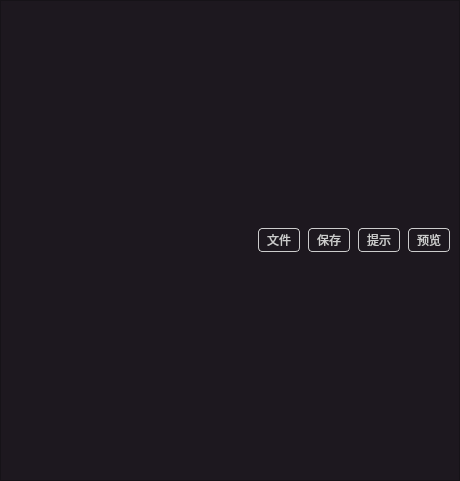
Qt form Client/source/feint/pane/markdown/markdown.ui (feint123/Emoji) before a commit.
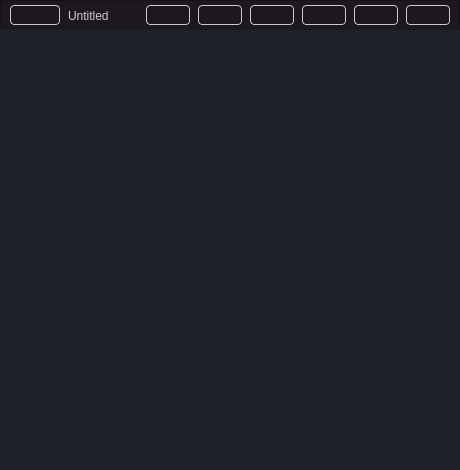
The same form after that commit. Custom widgets are drawn as their Qt base class.

The edit to the form file:
```diff
--- a/Client/source/feint/pane/markdown/markdown.ui
+++ b/Client/source/feint/pane/markdown/markdown.ui
@@ -7,30 +7,21 @@
     <x>0</x>
     <y>0</y>
     <width>460</width>
-    <height>481</height>
+    <height>470</height>
    </rect>
   </property>
   <property name="windowTitle">
    <string>Form</string>
   </property>
-  <layout class="QVBoxLayout" name="verticalLayout">
-   <property name="spacing">
-    <number>0</number>
-   </property>
-   <property name="leftMargin">
-    <number>0</number>
-   </property>
-   <property name="topMargin">
-    <number>0</number>
-   </property>
-   <property name="rightMargin">
-    <number>0</number>
-   </property>
-   <property name="bottomMargin">
-    <number>0</number>
-   </property>
-   <item>
     <widget class="QFrame" name="frame">
+   <property name="geometry">
+    <rect>
+     <x>0</x>
+     <y>0</y>
+     <width>460</width>
+     <height>31</height>
+    </rect>
+   </property>
      <property name="styleSheet">
       <string notr="true">#frame{
 	background:#1d181f;
@@ -63,6 +54,47 @@
       <property name="bottomMargin">
        <number>4</number>
       </property>
+    <item>
+     <widget class="FToogleButton" name="fToogleButton">
+      <property name="sizePolicy">
+       <sizepolicy hsizetype="Fixed" vsizetype="Fixed">
+        <horstretch>0</horstretch>
+        <verstretch>0</verstretch>
+       </sizepolicy>
+      </property>
+      <property name="minimumSize">
+       <size>
+        <width>0</width>
+        <height>0</height>
+       </size>
+      </property>
+      <property name="checkable">
+       <bool>true</bool>
+      </property>
+      <property name="toggleColor">
+       <string>#404244</string>
+      </property>
+      <property name="onBgColor">
+       <string>#d3cccd</string>
+      </property>
+      <property name="offBgColor">
+       <string>#1d181f</string>
+      </property>
+      <property name="arcRadius">
+       <number>8</number>
+      </property>
+     </widget>
+    </item>
+    <item>
+     <widget class="QLabel" name="titleLab">
+      <property name="styleSheet">
+       <string notr="true">color:#ccc;</string>
+      </property>
+      <property name="text">
+       <string>Untitled</string>
+      </property>
+     </widget>
+    </item>
       <item>
        <spacer name="horizontalSpacer">
         <property name="orientation">
@@ -77,38 +109,225 @@
        </spacer>
       </item>
       <item>
-       <widget class="QPushButton" name="fileBtn">
+     <widget class="FButton" name="shareBtn">
+      <property name="minimumSize">
+       <size>
+        <width>44</width>
+        <height>20</height>
+       </size>
+      </property>
+      <property name="toolTip">
+       <string>分享</string>
+      </property>
         <property name="text">
+       <string/>
+      </property>
+      <property name="iconSize">
+       <size>
+        <width>14</width>
+        <height>14</height>
+       </size>
+      </property>
+      <property name="borderRadius">
+       <number>4</number>
+      </property>
+      <property name="bgColor">
+       <string>#404244</string>
+      </property>
+      <property name="maxShadow">
+       <number>15</number>
+      </property>
+     </widget>
+    </item>
+    <item>
+     <widget class="FButton" name="newBtn">
+      <property name="minimumSize">
+       <size>
+        <width>44</width>
+        <height>20</height>
+       </size>
+      </property>
+      <property name="toolTip">
+       <string>新建</string>
+      </property>
+      <property name="text">
+       <string/>
+      </property>
+      <property name="iconSize">
+       <size>
+        <width>14</width>
+        <height>14</height>
+       </size>
+      </property>
+      <property name="borderRadius">
+       <number>4</number>
+      </property>
+      <property name="bgColor">
+       <string>#404244</string>
+      </property>
+      <property name="maxShadow">
+       <number>15</number>
+      </property>
+     </widget>
+    </item>
+    <item>
+     <widget class="FButton" name="fileBtn">
+      <property name="minimumSize">
+       <size>
+        <width>44</width>
+        <height>20</height>
+       </size>
+      </property>
+      <property name="toolTip">
          <string>文件</string>
         </property>
+      <property name="text">
+       <string/>
+      </property>
+      <property name="iconSize">
+       <size>
+        <width>14</width>
+        <height>14</height>
+       </size>
+      </property>
+      <property name="borderRadius">
+       <number>4</number>
+      </property>
+      <property name="bgColor">
+       <string>#404244</string>
+      </property>
+      <property name="maxShadow">
+       <number>15</number>
+      </property>
        </widget>
       </item>
       <item>
-       <widget class="QPushButton" name="saveBtn">
-        <property name="text">
+     <widget class="FButton" name="saveBtn">
+      <property name="minimumSize">
+       <size>
+        <width>44</width>
+        <height>20</height>
+       </size>
+      </property>
+      <property name="toolTip">
          <string>保存</string>
         </property>
+      <property name="text">
+       <string/>
+      </property>
+      <property name="iconSize">
+       <size>
+        <width>14</width>
+        <height>14</height>
+       </size>
+      </property>
+      <property name="borderRadius">
+       <number>4</number>
+      </property>
+      <property name="bgColor">
+       <string>#404244</string>
+      </property>
+      <property name="maxShadow">
+       <number>15</number>
+      </property>
        </widget>
       </item>
       <item>
-       <widget class="QPushButton" name="tipBtn">
+     <widget class="FButton" name="saveOtherBtn">
+      <property name="minimumSize">
+       <size>
+        <width>44</width>
+        <height>20</height>
+       </size>
+      </property>
+      <property name="toolTip">
+       <string>另存为</string>
+      </property>
         <property name="text">
+       <string/>
+      </property>
+      <property name="iconSize">
+       <size>
+        <width>14</width>
+        <height>14</height>
+       </size>
+      </property>
+      <property name="borderRadius">
+       <number>4</number>
+      </property>
+      <property name="bgColor">
+       <string>#404244</string>
+      </property>
+      <property name="maxShadow">
+       <number>15</number>
+      </property>
+     </widget>
+    </item>
+    <item>
+     <widget class="FButton" name="tipBtn">
+      <property name="minimumSize">
+       <size>
+        <width>44</width>
+        <height>20</height>
+       </size>
+      </property>
+      <property name="toolTip">
          <string>提示</string>
         </property>
-       </widget>
-      </item>
-      <item>
-       <widget class="QPushButton" name="previewBtn">
         <property name="text">
-         <string>预览</string>
-        </property>
+       <string/>
+      </property>
+      <property name="iconSize">
+       <size>
+        <width>14</width>
+        <height>14</height>
+       </size>
+      </property>
+      <property name="borderRadius">
+       <number>4</number>
+      </property>
+      <property name="bgColor">
+       <string>#404244</string>
+      </property>
+      <property name="maxShadow">
+       <number>15</number>
+      </property>
        </widget>
       </item>
      </layout>
     </widget>
-   </item>
-  </layout>
- </widget>
+  <widget class="QFrame" name="frame_2">
+   <property name="geometry">
+    <rect>
+     <x>-1</x>
+     <y>30</y>
+     <width>461</width>
+     <height>441</height>
+    </rect>
+   </property>
+   <property name="styleSheet">
+    <string notr="true">border:none;background:#1f212b</string>
+   </property>
+   <property name="frameShape">
+    <enum>QFrame::StyledPanel</enum>
+   </property>
+   <property name="frameShadow">
+    <enum>QFrame::Raised</enum>
+   </property>
+  </widget>
+ </widget>
+ <customwidgets>
+  <customwidget>
+   <class>FButton</class>
+   <extends>QPushButton</extends>
+   <header>fbutton.h</header>
+  </customwidget>
+  <customwidget>
+   <class>FToogleButton</class>
+   <extends>QPushButton</extends>
+   <header>ftooglebutton.h</header>
+  </customwidget>
+ </customwidgets>
  <resources/>
  <connections/>
 </ui>
```
Lines whose indentation alone changed are shown as unchanged.
